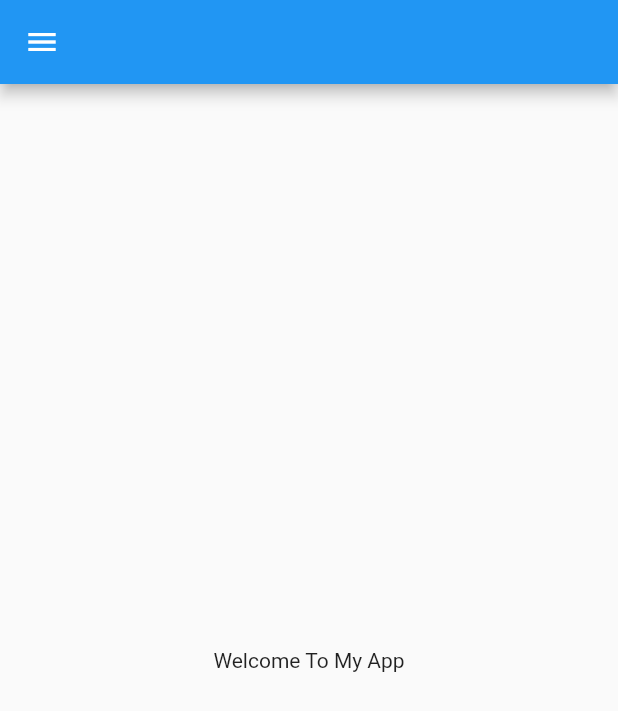
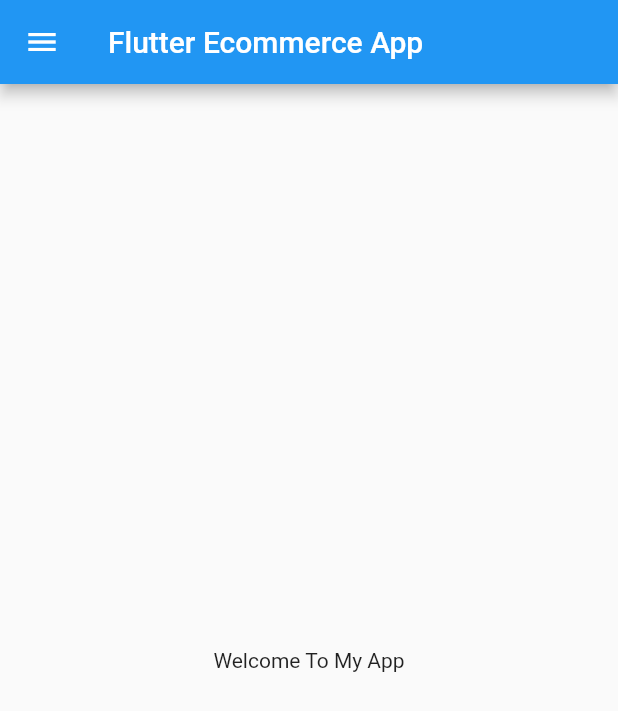
Before and after one commit to nkhandwe/Flutter_ecommerce_project, a Flutter app: the screen it shows after launch, on a phone screen of 412 x 824 dp. Shown: the top 711 px of the screen. Run offline on Flutter 3.47's test engine with Material 2 defaults, Android fonts, the phone set to English and light mode, and no system bars.

Commit message:
added title bar

```diff
--- a/lib/homepage.dart
+++ b/lib/homepage.dart
@@ -7,7 +7,9 @@ class HomePage extends StatelessWidget {
   Widget build(BuildContext context) {
   String welcome = "Welcome To My App";
     return Scaffold(
-      appBar: AppBar(),
+      appBar: AppBar(
+         title: Text("Flutter Ecommerce App"),
+      ),
       body: Center(
         child: Container(
         child: Text("$welcome"),
```
